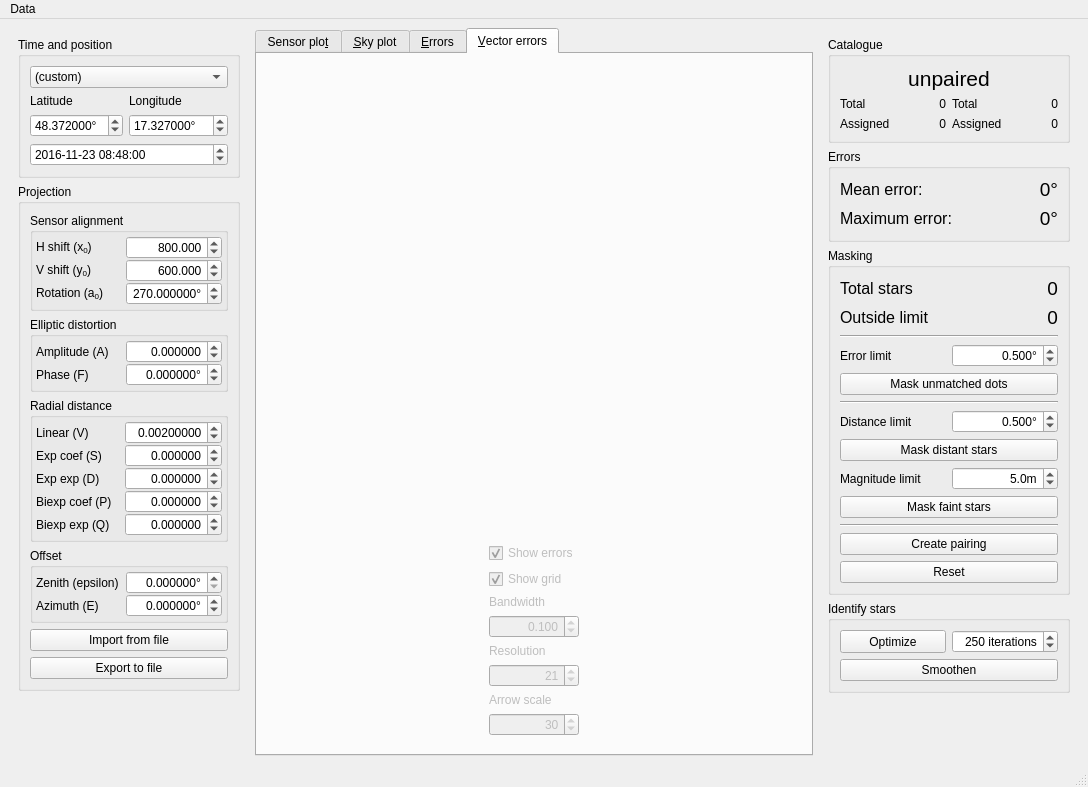
Before: the Qt Designer form ui/main.ui in AMOS-uniba/vasco, drawn with Qt 5.
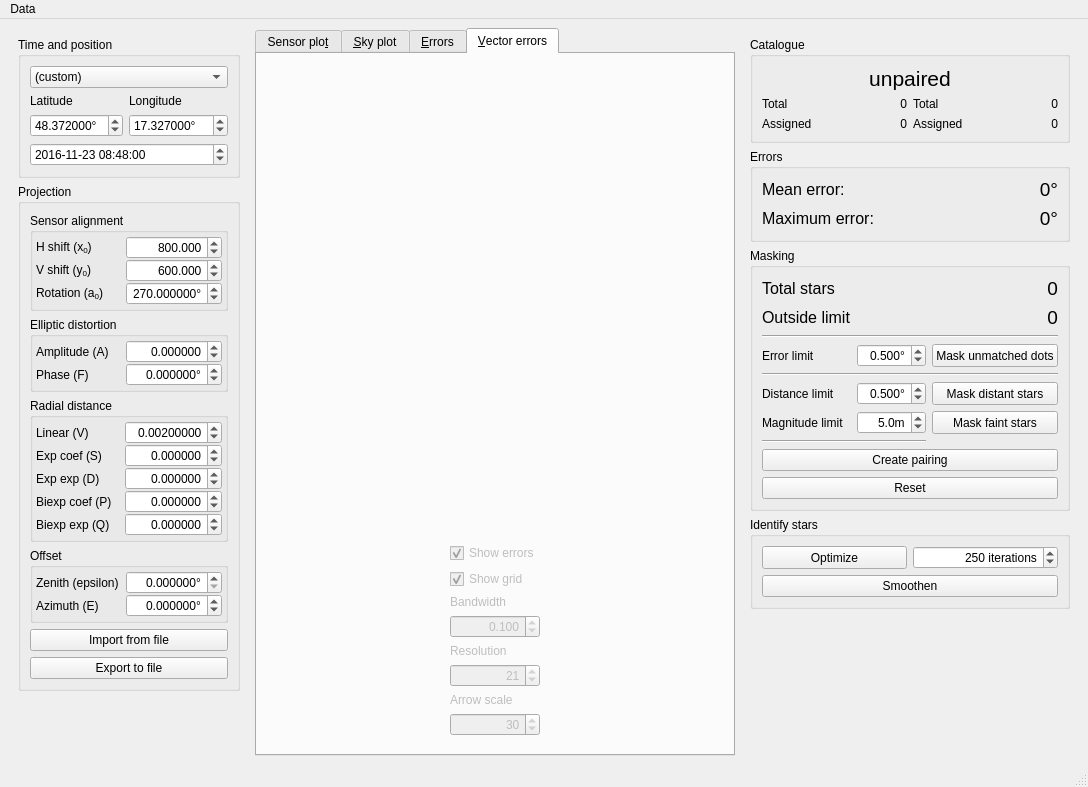
After: the same form once the commit is applied.

Patch:
```diff
--- a/ui/main.ui
+++ b/ui/main.ui
@@ -1177,13 +1177,6 @@
           <string>Masking</string>
          </property>
          <layout class="QGridLayout" name="gridLayout_8">
-          <item row="21" column="0" colspan="2">
-           <widget class="QPushButton" name="pb_reset">
-            <property name="text">
-             <string>Reset</string>
-            </property>
-           </widget>
-          </item>
           <item row="10" column="1">
            <widget class="QDoubleSpinBox" name="dsb_distance_limit">
             <property name="alignment">
@@ -1206,46 +1199,6 @@
             </property>
            </widget>
           </item>
-          <item row="19" column="0" colspan="2">
-           <widget class="QPushButton" name="pb_pair">
-            <property name="sizePolicy">
-             <sizepolicy hsizetype="Preferred" vsizetype="Minimum">
-              <horstretch>0</horstretch>
-              <verstretch>0</verstretch>
-             </sizepolicy>
-            </property>
-            <property name="text">
-             <string>Create pairing</string>
-            </property>
-           </widget>
-          </item>
-          <item row="3" column="1">
-           <widget class="QLabel" name="lb_outside_limit">
-            <property name="sizePolicy">
-             <sizepolicy hsizetype="Preferred" vsizetype="Maximum">
-              <horstretch>0</horstretch>
-              <verstretch>0</verstretch>
-             </sizepolicy>
-            </property>
-            <property name="minimumSize">
-             <size>
-              <width>100</width>
-              <height>0</height>
-             </size>
-            </property>
-            <property name="font">
-             <font>
-              <pointsize>14</pointsize>
-             </font>
-            </property>
-            <property name="text">
-             <string>0</string>
-            </property>
-            <property name="alignment">
-             <set>Qt::AlignRight|Qt::AlignTrailing|Qt::AlignVCenter</set>
-            </property>
-           </widget>
-          </item>
           <item row="17" column="0" colspan="2">
            <widget class="Line" name="line">
             <property name="orientation">
@@ -1253,19 +1206,6 @@
             </property>
            </widget>
           </item>
-          <item row="8" column="0" colspan="2">
-           <widget class="QPushButton" name="pb_mask_unidentified">
-            <property name="sizePolicy">
-             <sizepolicy hsizetype="Preferred" vsizetype="Minimum">
-              <horstretch>0</horstretch>
-              <verstretch>0</verstretch>
-             </sizepolicy>
-            </property>
-            <property name="text">
-             <string>Mask unmatched dots</string>
-            </property>
-           </widget>
-          </item>
           <item row="12" column="0">
            <widget class="QLabel" name="lx_magnitud_limit">
             <property name="text">
@@ -1316,20 +1256,6 @@
             </property>
            </widget>
           </item>
-          <item row="4" column="0" colspan="2">
-           <widget class="Line" name="line_3">
-            <property name="orientation">
-             <enum>Qt::Horizontal</enum>
-            </property>
-           </widget>
-          </item>
-          <item row="9" column="0" colspan="2">
-           <widget class="Line" name="line_2">
-            <property name="orientation">
-             <enum>Qt::Horizontal</enum>
-            </property>
-           </widget>
-          </item>
           <item row="5" column="1">
            <widget class="QDoubleSpinBox" name="dsb_error_limit">
             <property name="alignment">
@@ -1355,19 +1281,6 @@
             </property>
            </widget>
           </item>
-          <item row="11" column="0" colspan="2">
-           <widget class="QPushButton" name="pb_mask_distant">
-            <property name="sizePolicy">
-             <sizepolicy hsizetype="Preferred" vsizetype="Minimum">
-              <horstretch>0</horstretch>
-              <verstretch>0</verstretch>
-             </sizepolicy>
-            </property>
-            <property name="text">
-             <string>Mask distant stars</string>
-            </property>
-           </widget>
-          </item>
           <item row="5" column="0">
            <widget class="QLabel" name="lx_error_limit">
             <property name="text">
@@ -1375,33 +1288,6 @@
             </property>
            </widget>
           </item>
-          <item row="2" column="1">
-           <widget class="QLabel" name="lb_total_stars">
-            <property name="sizePolicy">
-             <sizepolicy hsizetype="Preferred" vsizetype="Maximum">
-              <horstretch>0</horstretch>
-              <verstretch>0</verstretch>
-             </sizepolicy>
-            </property>
-            <property name="minimumSize">
-             <size>
-              <width>100</width>
-              <height>0</height>
-             </size>
-            </property>
-            <property name="font">
-             <font>
-              <pointsize>14</pointsize>
-             </font>
-            </property>
-            <property name="text">
-             <string>0</string>
-            </property>
-            <property name="alignment">
-             <set>Qt::AlignRight|Qt::AlignTrailing|Qt::AlignVCenter</set>
-            </property>
-           </widget>
-          </item>
           <item row="10" column="0">
            <widget class="QLabel" name="lx_distance_limit">
             <property name="text">
@@ -1427,7 +1313,94 @@
             </property>
            </widget>
           </item>
-          <item row="13" column="0" colspan="2">
+          <item row="5" column="2">
+           <widget class="QPushButton" name="pb_mask_unidentified">
+            <property name="sizePolicy">
+             <sizepolicy hsizetype="Preferred" vsizetype="Minimum">
+              <horstretch>0</horstretch>
+              <verstretch>0</verstretch>
+             </sizepolicy>
+            </property>
+            <property name="text">
+             <string>Mask unmatched dots</string>
+            </property>
+           </widget>
+          </item>
+          <item row="4" column="0" colspan="3">
+           <widget class="Line" name="line_3">
+            <property name="orientation">
+             <enum>Qt::Horizontal</enum>
+            </property>
+           </widget>
+          </item>
+          <item row="3" column="2">
+           <widget class="QLabel" name="lb_outside_limit">
+            <property name="sizePolicy">
+             <sizepolicy hsizetype="Preferred" vsizetype="Maximum">
+              <horstretch>0</horstretch>
+              <verstretch>0</verstretch>
+             </sizepolicy>
+            </property>
+            <property name="minimumSize">
+             <size>
+              <width>100</width>
+              <height>0</height>
+             </size>
+            </property>
+            <property name="font">
+             <font>
+              <pointsize>14</pointsize>
+             </font>
+            </property>
+            <property name="text">
+             <string>0</string>
+            </property>
+            <property name="alignment">
+             <set>Qt::AlignRight|Qt::AlignTrailing|Qt::AlignVCenter</set>
+            </property>
+           </widget>
+          </item>
+          <item row="2" column="2">
+           <widget class="QLabel" name="lb_total_stars">
+            <property name="sizePolicy">
+             <sizepolicy hsizetype="Preferred" vsizetype="Maximum">
+              <horstretch>0</horstretch>
+              <verstretch>0</verstretch>
+             </sizepolicy>
+            </property>
+            <property name="minimumSize">
+             <size>
+              <width>100</width>
+              <height>0</height>
+             </size>
+            </property>
+            <property name="font">
+             <font>
+              <pointsize>14</pointsize>
+             </font>
+            </property>
+            <property name="text">
+             <string>0</string>
+            </property>
+            <property name="alignment">
+             <set>Qt::AlignRight|Qt::AlignTrailing|Qt::AlignVCenter</set>
+            </property>
+           </widget>
+          </item>
+          <item row="10" column="2">
+           <widget class="QPushButton" name="pb_mask_distant">
+            <property name="sizePolicy">
+             <sizepolicy hsizetype="Preferred" vsizetype="Minimum">
+              <horstretch>0</horstretch>
+              <verstretch>0</verstretch>
+             </sizepolicy>
+            </property>
+            <property name="text">
+             <string>Mask distant stars</string>
+            </property>
+           </widget>
+          </item>
+          <item row="12" column="2">
            <widget class="QPushButton" name="pb_mask_faint">
             <property name="sizePolicy">
              <sizepolicy hsizetype="Preferred" vsizetype="Minimum">
@@ -1440,6 +1413,33 @@
             </property>
            </widget>
           </item>
+          <item row="19" column="0" colspan="3">
+           <widget class="QPushButton" name="pb_pair">
+            <property name="sizePolicy">
+             <sizepolicy hsizetype="Preferred" vsizetype="Minimum">
+              <horstretch>0</horstretch>
+              <verstretch>0</verstretch>
+             </sizepolicy>
+            </property>
+            <property name="text">
+             <string>Create pairing</string>
+            </property>
+           </widget>
+          </item>
+          <item row="21" column="0" colspan="3">
+           <widget class="QPushButton" name="pb_reset">
+            <property name="text">
+             <string>Reset</string>
+            </property>
+           </widget>
+          </item>
+          <item row="9" column="0" colspan="3">
+           <widget class="Line" name="line_2">
+            <property name="orientation">
+             <enum>Qt::Horizontal</enum>
+            </property>
+           </widget>
+          </item>
          </layout>
         </widget>
        </item>
```
Left out of the diff: 1 changed line with no effect on the pictures.
